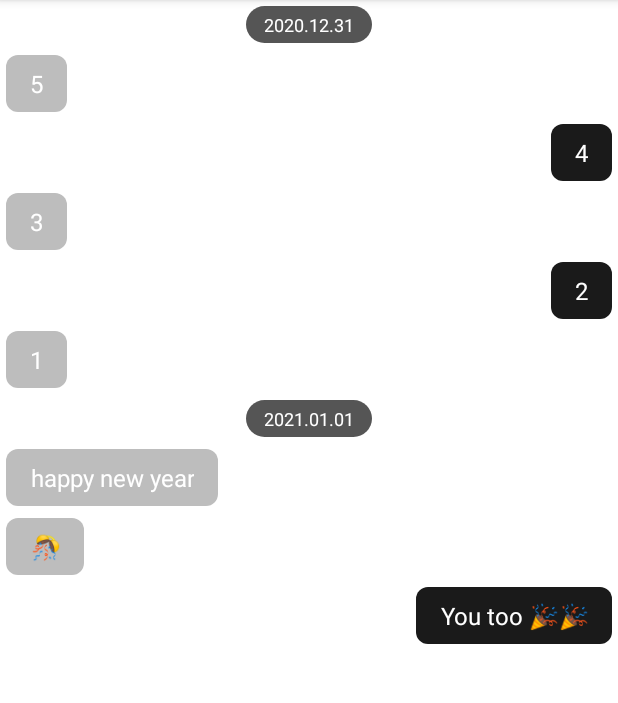
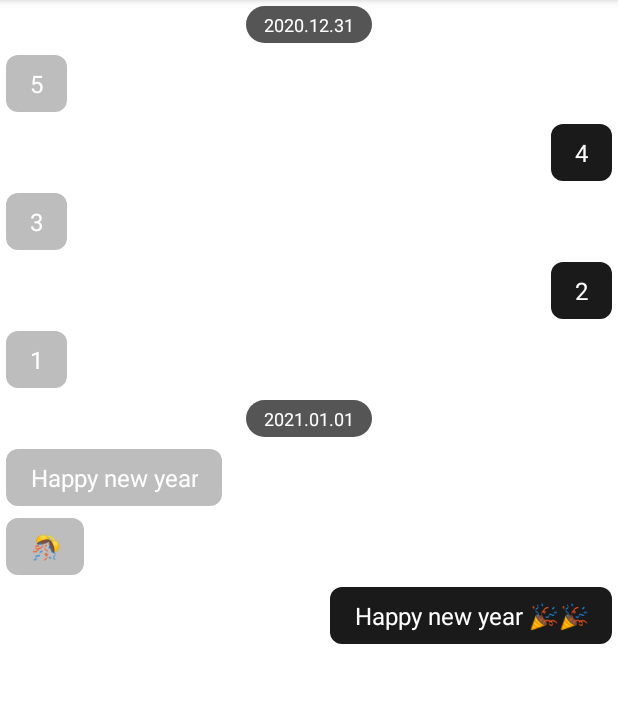
Before and after one commit to sabgilhun/MultiViewTypeAdapter, an Android app: the ChatActivity screen opened directly, with no data from a screen before it, on a phone screen of 412 x 824 dp, the part 84-787 px from its top. Run offline under Robolectric (Android 15) with nearby library versions, the phone set to English and light mode, and no system bars; our stand-ins replace data binding.

Commit message:
modify chatting words

```diff
--- a/app/src/main/java/com/sabgil/multiviewtypeadapter/chat/ChatActivity.kt
+++ b/app/src/main/java/com/sabgil/multiviewtypeadapter/chat/ChatActivity.kt
@@ -75,9 +75,9 @@ class ChatActivity : AppCompatActivity() {
                 MyWords("key4", "2"),
                 OpponentWords("key5", "1"),
                 DateSection("2021.01.01"),
-                OpponentWords("key6", "happy new year"),
+                OpponentWords("key6", "Happy new year"),
                 OpponentWords("key7", "\uD83C\uDF8A"),
-                MyWords("key8", "You too \uD83C\uDF89\uD83C\uDF89")
+                MyWords("key8", "Happy new year \uD83C\uDF89\uD83C\uDF89")
             )
         )
     }
```
